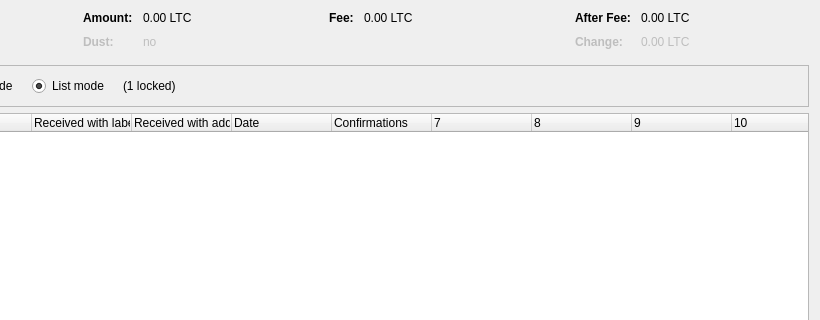
The window that src/qt/forms/coincontroldialog.ui (BTP86/bontoncoin) describes before a commit, drawn with Qt 5; both pictures show x 180 to 1000 and y 0 to 320 of the 1000 by 500 pixel window.
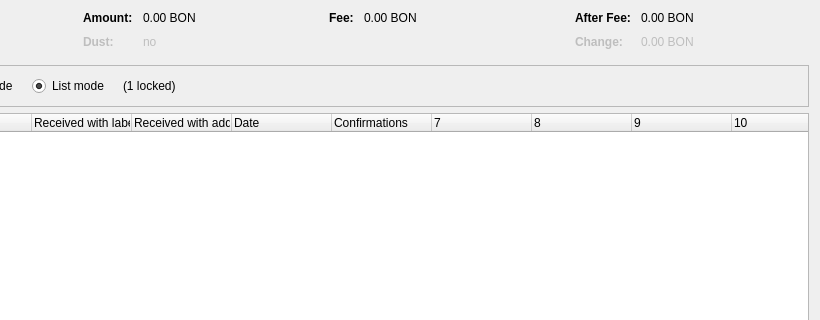
The same window after the commit. Custom widgets are drawn as their Qt base class.

The edit to the form file:
```diff
--- a/src/qt/forms/coincontroldialog.ui
+++ b/src/qt/forms/coincontroldialog.ui
@@ -132,7 +132,7 @@
           <enum>Qt::ActionsContextMenu</enum>
          </property>
          <property name="text">
-          <string notr="true">0.00 LTC</string>
+          <string notr="true">0.00 BON</string>
          </property>
          <property name="textInteractionFlags">
           <set>Qt::LinksAccessibleByMouse|Qt::TextSelectableByKeyboard|Qt::TextSelectableByMouse</set>
@@ -212,7 +212,7 @@
           <enum>Qt::ActionsContextMenu</enum>
          </property>
          <property name="text">
-          <string notr="true">0.00 LTC</string>
+          <string notr="true">0.00 BON</string>
          </property>
          <property name="textInteractionFlags">
           <set>Qt::LinksAccessibleByMouse|Qt::TextSelectableByKeyboard|Qt::TextSelectableByMouse</set>
@@ -257,7 +257,7 @@
           <enum>Qt::ActionsContextMenu</enum>
          </property>
          <property name="text">
-          <string notr="true">0.00 LTC</string>
+          <string notr="true">0.00 BON</string>
          </property>
          <property name="textInteractionFlags">
           <set>Qt::LinksAccessibleByMouse|Qt::TextSelectableByKeyboard|Qt::TextSelectableByMouse</set>
@@ -292,7 +292,7 @@
           <enum>Qt::ActionsContextMenu</enum>
          </property>
          <property name="text">
-          <string notr="true">0.00 LTC</string>
+          <string notr="true">0.00 BON</string>
          </property>
          <property name="textInteractionFlags">
           <set>Qt::LinksAccessibleByMouse|Qt::TextSelectableByKeyboard|Qt::TextSelectableByMouse</set>
```
